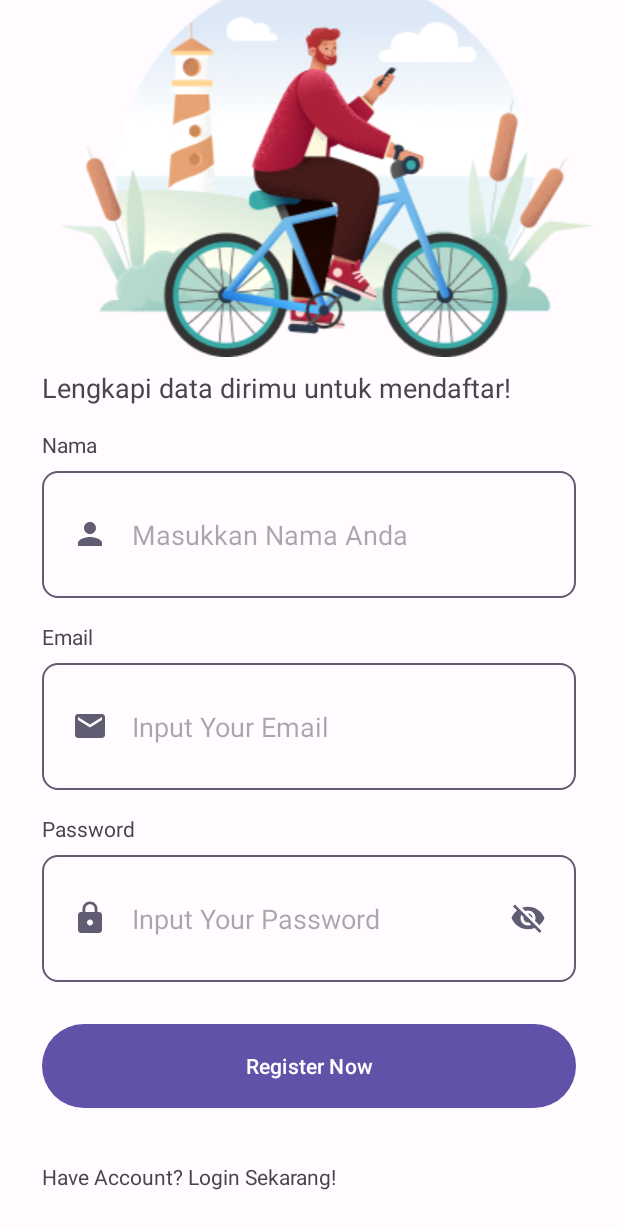
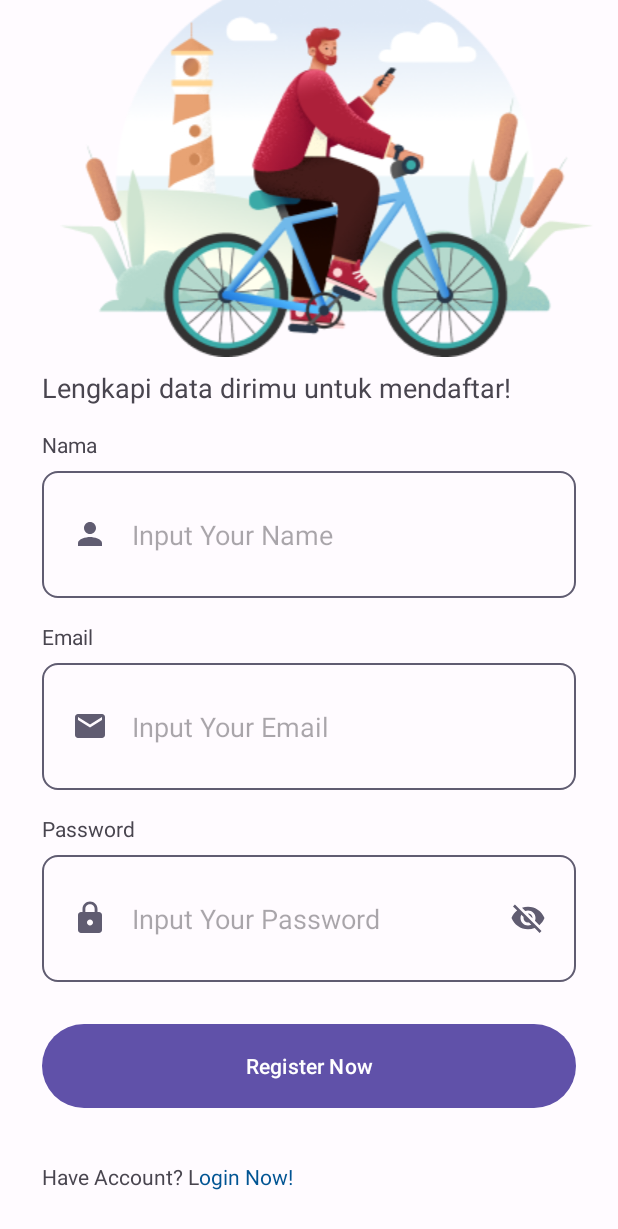
Before and after one commit to masyuraC7/MyStoryApp-proyek-submission, an Android app: the RegisterActivity screen opened directly, with no data from a screen before it, scrolled down 42 dp, on a phone screen of 412 x 824 dp. Shown: the top 1229 px of the screen. Run offline under Robolectric (Android 15) with nearby library versions, the phone set to English and light mode, and no system bars; our stand-ins replace Dagger/Hilt's generated code.

Commit message:
fix localization error

```diff
--- a/app/src/main/java/com/mc7/mystoryapp/ui/customview/MyEditTextName.kt
+++ b/app/src/main/java/com/mc7/mystoryapp/ui/customview/MyEditTextName.kt
@@ -34,7 +34,6 @@ class MyEditTextName : AppCompatEditText {
 
     override fun onDraw(canvas: Canvas) {
         super.onDraw(canvas)
-        hint = "Masukkan Nama Anda"
 
         textAlignment = View.TEXT_ALIGNMENT_VIEW_START
     }
--- a/app/src/main/java/com/mc7/mystoryapp/ui/view/login/LoginActivity.kt
+++ b/app/src/main/java/com/mc7/mystoryapp/ui/view/login/LoginActivity.kt
@@ -78,8 +78,6 @@ class LoginActivity : AppCompatActivity() {
                 when (result) {
                     is Result.Loading -> {
                         viewModel.isLoading(true)
-                        viewModel.isError(null)
-                        viewModel.isSuccess(null)
                     }
 
                     is Result.Success -> {
@@ -128,7 +126,7 @@ class LoginActivity : AppCompatActivity() {
     }
 
     private fun setDaftarBtn(){
-        val ss = SpannableString(getString(R.string.txt_daftar, "Daftar Sekarang!"))
+        val ss = SpannableString(getString(R.string.txt_daftar, "Register Now!"))
         val clickableSpan: ClickableSpan = object : ClickableSpan() {
             override fun onClick(textView: View) {
                 val optionsCompat = ActivityOptionsCompat.makeSceneTransitionAnimation(
@@ -153,7 +151,7 @@ class LoginActivity : AppCompatActivity() {
                 ds.isUnderlineText = false
             }
         }
-        ss.setSpan(clickableSpan, 18, 34, Spanned.SPAN_EXCLUSIVE_EXCLUSIVE)
+        ss.setSpan(clickableSpan, 21, 33, Spanned.SPAN_EXCLUSIVE_EXCLUSIVE)
 
         binding.txtDaftar.text = ss
         binding.txtDaftar.movementMethod = LinkMovementMethod.getInstance()
--- a/app/src/main/java/com/mc7/mystoryapp/ui/view/register/RegisterActivity.kt
+++ b/app/src/main/java/com/mc7/mystoryapp/ui/view/register/RegisterActivity.kt
@@ -117,7 +117,7 @@ class RegisterActivity : AppCompatActivity() {
     }
 
     private fun setLoginBtn() {
-        val ss = SpannableString(getString(R.string.txt_login_ya, "Login Sekarang!"))
+        val ss = SpannableString(getString(R.string.txt_login_ya, "Login Now!"))
         val clickableSpan: ClickableSpan = object : ClickableSpan() {
             override fun onClick(textView: View) {
                 val optionsCompat = ActivityOptionsCompat.makeSceneTransitionAnimation(
@@ -144,7 +144,7 @@ class RegisterActivity : AppCompatActivity() {
                 ds.isUnderlineText = false
             }
         }
-        ss.setSpan(clickableSpan, 18, 33, Spanned.SPAN_EXCLUSIVE_EXCLUSIVE)
+        ss.setSpan(clickableSpan, 15, 24, Spanned.SPAN_EXCLUSIVE_EXCLUSIVE)
 
         binding.txtLogin.text = ss
         binding.txtLogin.movementMethod = LinkMovementMethod.getInstance()
--- a/app/src/main/res/drawable/baseline_error_outline_24.xml
+++ /dev/null
@@ -1,5 +0,0 @@
-<vector android:height="24dp" android:tint="#FF0000"
-    android:viewportHeight="24" android:viewportWidth="24"
-    android:width="24dp" xmlns:android="http://schemas.android.com/apk/res/android">
-    <path android:fillColor="@android:color/white" android:pathData="M11,15h2v2h-2zM11,7h2v6h-2zM11.99,2C6.47,2 2,6.48 2,12s4.47,10 9.99,10C17.52,22 22,17.52 22,12S17.52,2 11.99,2zM12,20c-4.42,0 -8,-3.58 -8,-8s3.58,-8 8,-8 8,3.58 8,8 -3.58,8 -8,8z"/>
-</vector>
--- a/app/src/main/res/layout/activity_register.xml
+++ b/app/src/main/res/layout/activity_register.xml
@@ -54,6 +54,7 @@
             android:drawableTint="?attr/colorSecondary"
             android:inputType="textPersonName"
             android:transitionName="edtName"
+            android:hint="@string/input_your_name"
             app:layout_constraintEnd_toEndOf="@+id/img_register"
             app:layout_constraintStart_toStartOf="@+id/img_register"
             app:layout_constraintTop_toBottomOf="@+id/txt_name" />
--- a/app/src/main/res/values/strings.xml
+++ b/app/src/main/res/values/strings.xml
@@ -13,12 +13,12 @@
     <string name="txt_descripiton" translatable="false">Bagikan cerita pengalaman anda saat belajar di Dicoding. Apakah itu Senang? Kesal? Kesulitan? Ceritakan semua yang ingin anda ceritakan!</string>
     <string name="daftar">Register</string>
     <string name="splash_screen" translatable="false">Splash Screen</string>
-    <string name="txt_daftar">Don\'t Have Account? %1$s</string>
+    <string name="txt_daftar" translatable="false">Don\'t Have Account? %1$s</string>
     <string name="image_register">Image Register</string>
     <string name="txt_lengkapi_data_diri" translatable="false">Lengkapi data dirimu untuk mendaftar!</string>
     <string name="txt_name" translatable="false">Nama</string>
     <string name="txt_daftar_now">Register Now</string>
-    <string name="txt_login_ya">Have Account? %1$s</string>
+    <string name="txt_login_ya" translatable="false">Have Account? %1$s</string>
     <string name="image_story">Image Story</string>
     <string name="reviewer_name">Reviewer Name</string>
     <string name="story_description">Story Description</string>
@@ -34,4 +34,5 @@
     <string name="upload">Upload</string>
     <string name="capture_image">Capture Image</string>
     <string name="switch_camera">Switch Camera</string>
+    <string name="input_your_name">Input Your Name</string>
 </resources>
```
Also changed, not shown: app/src/main/res/drawable/ic_launcher_foreground.xml (deleted, +0 -30 lines), app/src/main/res/values/colors.xml (+0 -9 lines), app/src/main/res/drawable/bg_auth.png (deleted), 1 other file.
